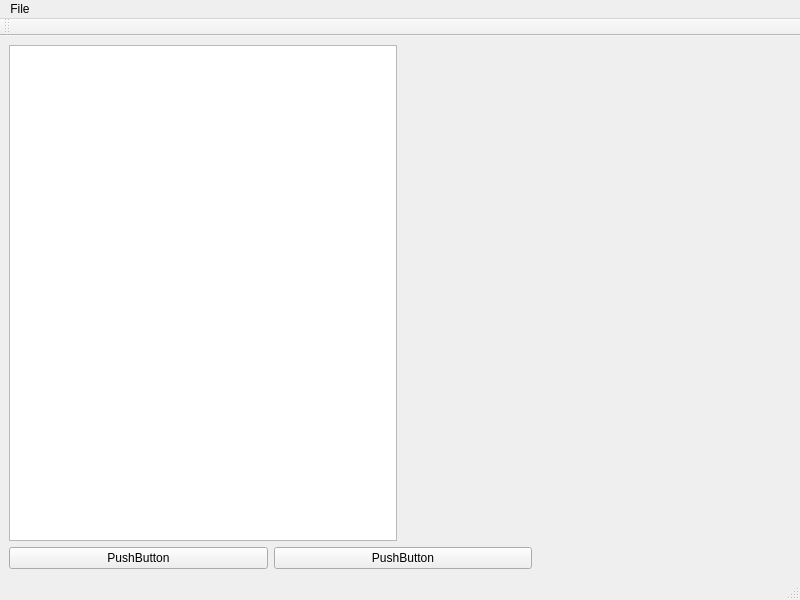
Qt form Worksheet6/Qt_intro/mainwindow.ui (tylerchanner/2023_20451427) before a commit.
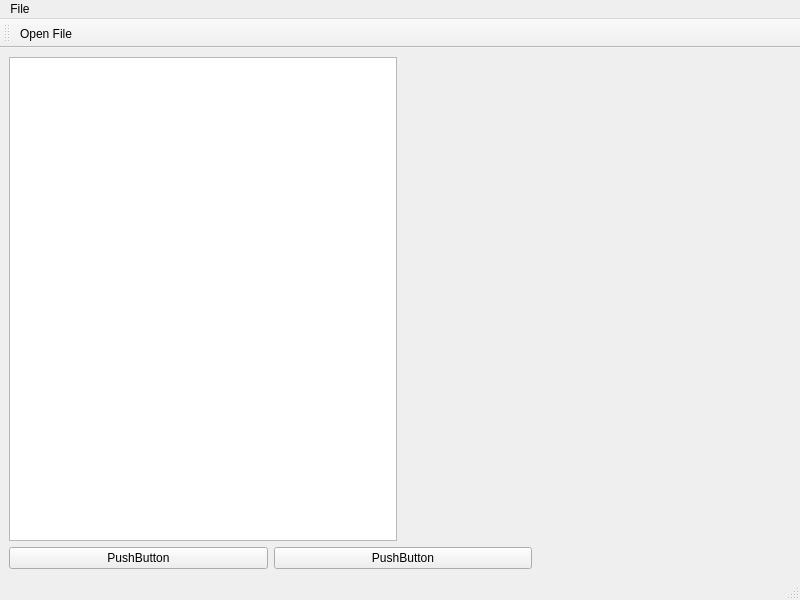
The same form after that commit. Icons and pictures are not drawn.

The edit to the form file:
```diff
--- a/Worksheet6/Qt_intro/mainwindow.ui
+++ b/Worksheet6/Qt_intro/mainwindow.ui
@@ -112,6 +112,7 @@
    <attribute name="toolBarBreak">
     <bool>false</bool>
    </attribute>
+   <addaction name="actionOpen_File"/>
   </widget>
   <action name="actionOpen_File">
    <property name="icon">
```
Left out of the diff: 18 changed lines with no effect on the pictures.
